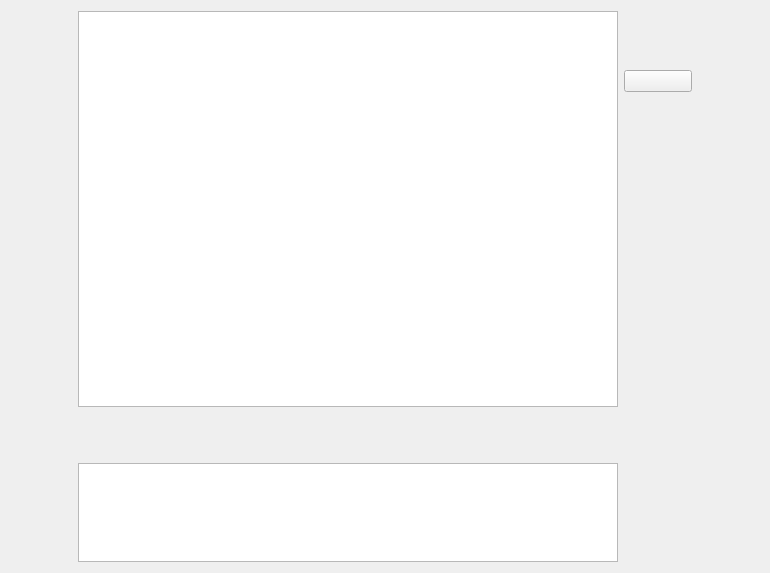
Before: the Qt Designer form CppExcise/boostExcise/boost_asio/chat_project/qt_client/chatProject/chatroomwidget.ui in wenheng1644/workspace, drawn with Qt 5.
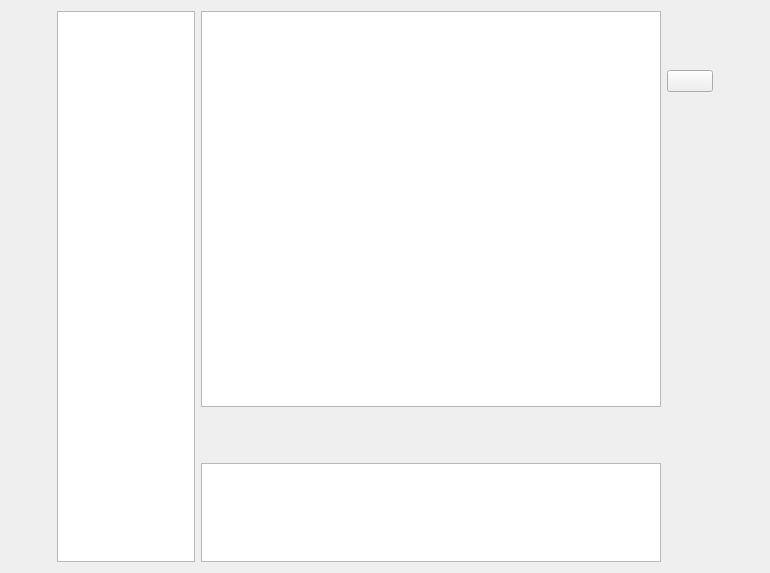
After: the same form once the commit is applied.

```diff
--- a/CppExcise/boostExcise/boost_asio/chat_project/qt_client/chatProject/chatroomwidget.ui
+++ b/CppExcise/boostExcise/boost_asio/chat_project/qt_client/chatProject/chatroomwidget.ui
@@ -15,7 +15,7 @@
   </property>
   <layout class="QHBoxLayout" name="horizontalLayout_2">
    <item>
-    <layout class="QHBoxLayout" name="horizontalLayout" stretch="1,8,1,1">
+    <layout class="QHBoxLayout" name="horizontalLayout" stretch="1,3,10,1,1">
      <item>
       <spacer name="horizontalSpacer">
        <property name="orientation">
@@ -29,6 +29,9 @@
        </property>
       </spacer>
      </item>
+     <item>
+      <widget class="QListWidget" name="listWidget"/>
+     </item>
      <item>
       <layout class="QVBoxLayout" name="verticalLayout" stretch="8,1,2">
        <item>
```
